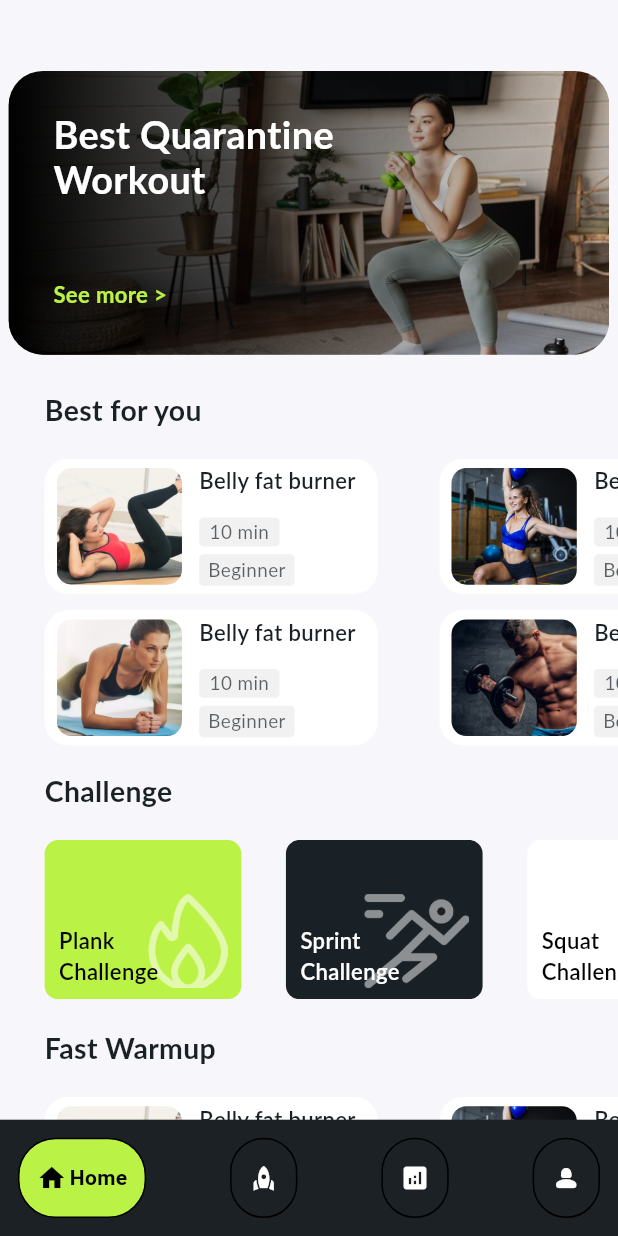
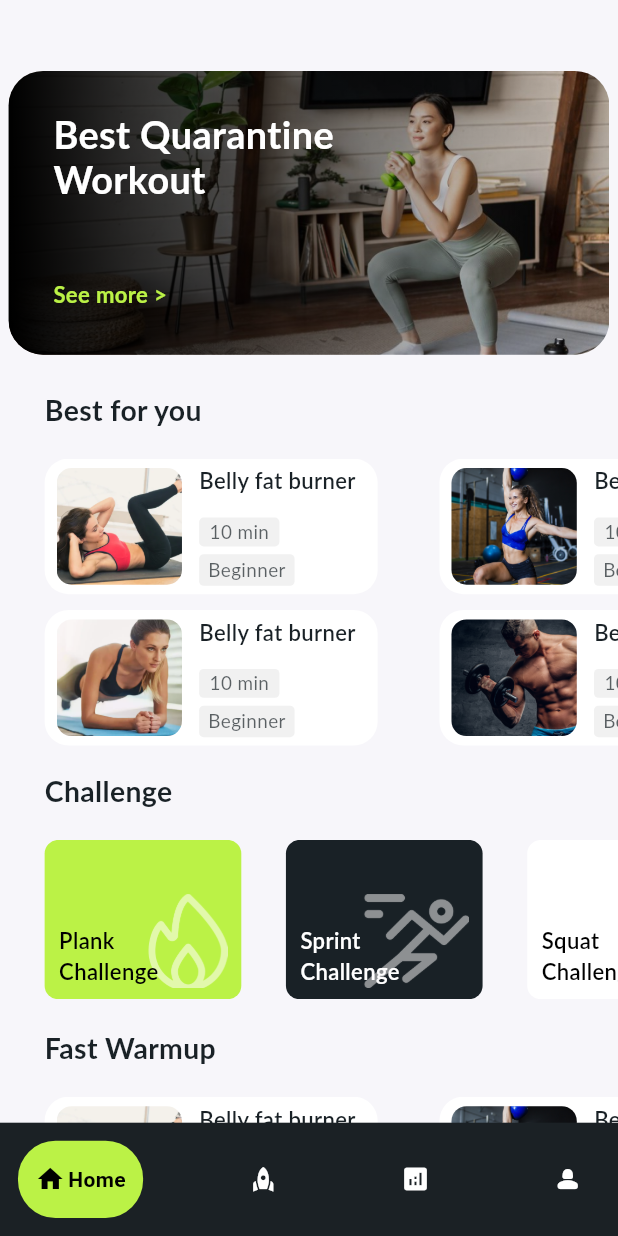
Before and after one commit to Abhi902/Pyramid, a Flutter app: the screen it shows after launch, on a phone screen of 412 x 824 dp. Run offline on Flutter 3.47's test engine with Material 3 defaults, Android fonts, the phone set to English and light mode, and no system bars; drawn by our look-alikes of google_nav_bar; our stand-ins replace flutter_screenutil; Roboto replaces fonts that are missing (Lato).

Commit message:
final push

```diff
--- a/lib/screens/explore_page.dart
+++ b/lib/screens/explore_page.dart
@@ -31,21 +31,21 @@ class _EploreState extends State<Eplore> {
     [
       "assets/fire.png",
       "Plank\nChallenge",
-      Color(0xFFe2f8ac),
-      Color(0xFfbbf246),
+      const Color(0xFFe2f8ac),
+      const Color(0xFfbbf246),
       Colors.black
     ],
     [
       "assets/running.png",
       "Sprint\nChallenge",
-      Color(0xff8d9092),
-      Color(0xFF192126),
+      const Color(0xff8d9092),
+      const Color(0xFF192126),
       Colors.white
     ],
     [
       "assets/bottle.png",
       "Squat\nChallenge",
-      Color(0xFFdcf7a7),
+      const Color(0xFFdcf7a7),
       Colors.white,
       Colors.black
     ],
@@ -55,7 +55,7 @@ class _EploreState extends State<Eplore> {
   Widget build(BuildContext context) {
     Size size = MediaQuery.of(context).size;
     return Scaffold(
-      backgroundColor: Color(0xffF7F6FA),
+      backgroundColor: const Color(0xffF7F6FA),
       body: SingleChildScrollView(
         child: Column(
           crossAxisAlignment: CrossAxisAlignment.center,
@@ -79,8 +79,8 @@ class _EploreState extends State<Eplore> {
                   height: 180.h,
                   decoration: ShapeDecoration(
                     gradient: LinearGradient(
-                      begin: Alignment(-1.00, 0.01),
-                      end: Alignment(1, -0.01),
+                      begin: const Alignment(-1.00, 0.01),
+                      end: const Alignment(1, -0.01),
                       colors: [Colors.black, Colors.black.withOpacity(0)],
                     ),
                     shape: RoundedRectangleBorder(
@@ -108,7 +108,7 @@ class _EploreState extends State<Eplore> {
                   child: Text(
                     'See more >',
                     style: TextStyle(
-                      color: Color(0xFFBBF246),
+                      color: const Color(0xFFBBF246),
                       fontSize: 14.sp,
                       fontFamily: 'Lato',
                       fontWeight: FontWeight.w700,
@@ -128,7 +128,7 @@ class _EploreState extends State<Eplore> {
                   child: Text(
                     'Best for you',
                     style: TextStyle(
-                      color: Color(0xFF192126),
+                      color: const Color(0xFF192126),
                       fontSize: 18.sp,
                       fontFamily: 'Lato',
                       fontWeight: FontWeight.w700,
@@ -173,7 +173,7 @@ class _EploreState extends State<Eplore> {
                   child: Text(
                     'Challenge',
                     style: TextStyle(
-                      color: Color(0xFF192126),
+                      color: const Color(0xFF192126),
                       fontSize: 18.sp,
                       fontFamily: 'Lato',
                       fontWeight: FontWeight.w700,
@@ -216,7 +216,7 @@ class _EploreState extends State<Eplore> {
                   child: Text(
                     'Fast Warmup',
                     style: TextStyle(
-                      color: Color(0xFF192126),
+                      color: const Color(0xFF192126),
                       fontSize: 18.sp,
                       fontFamily: 'Lato',
                       fontWeight: FontWeight.w700,
@@ -289,35 +289,34 @@ class _EploreState extends State<Eplore> {
       //       )),
       // ),
       bottomNavigationBar: GNav(
-        backgroundColor: Color(0xff1b2125),
+        backgroundColor: const Color(0xff1b2125),
         rippleColor: Colors.grey[800] as Color,
         hoverColor: Colors.grey[700] as Color,
         haptic: true,
         tabBorderRadius: 25,
-        tabBorder: Border.all(),
-        tabMargin: EdgeInsets.all(12),
+        tabMargin: const EdgeInsets.all(12),
         curve: Curves.easeOutExpo,
-        duration: Duration(milliseconds: 100),
+        duration: const Duration(milliseconds: 100),
         gap: 2,
         color: Colors.white,
         activeColor: Colors.black,
         iconSize: 20,
-        tabBackgroundColor: Color(0xFFBBF246),
+        tabBackgroundColor: const Color(0xFFBBF246),
         padding: EdgeInsets.symmetric(horizontal: 10.w, vertical: 15.h),
         tabs: [
-          GButton(
+          const GButton(
             icon: Icons.home,
             text: 'Home',
           ),
-          GButton(
+          const GButton(
             icon: Icons.rocket,
             text: 'Explore',
           ),
-          GButton(
+          const GButton(
             icon: Icons.analytics,
             text: 'Analytics',
           ),
-          GButton(
+          const GButton(
             icon: Icons.person_2_rounded,
             text: 'Profile',
           ),
```
